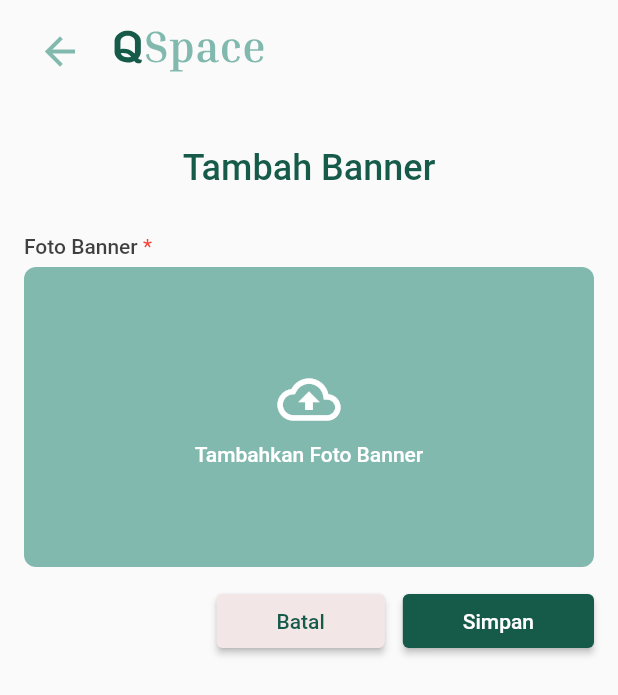
After one commit to superrexy/admin-cafe-mobile, a Flutter app: the BannerView screen opened by its route, after a tap on "Tambah Banner", on a phone screen of 412 x 824 dp. The commit adds this screen. Shown: the top 695 px of the screen. Run offline on Flutter 3.47's test engine with Material 2 defaults, Android fonts, the phone set to English and light mode, and no system bars; our stand-ins replace cached_network_image, carousel_slider, date_time_picker, dio, flutter_easyloading, flutter_svg and 5 more; missing offline and left inert: dart:ffi, flutter_date_pickers; accounts and stored records are empty; network calls fail.

Commit message:
feat: add banner on user dashboard

```diff
--- a/lib/app/common/values/app_images.dart
+++ b/lib/app/common/values/app_images.dart
@@ -9,6 +9,7 @@ abstract class AppImages {
   static const String icRuangan2 = 'assets/images/ic_ruangan-sidebar.png';
   static const String icRuangan = 'assets/images/ic_ruangan.png';
   static const String icTransaksi = 'assets/images/ic_transaksi-sidebar.png';
+  static const String icBanner = 'assets/images/ic_banner.png';
   static const String imgIceCream = 'assets/images/img_icecream.png';
   static const String imgUser = 'assets/images/img_user.png';
   static const String imgRoomMeeting = 'assets/images/img_room_meeting.png';
--- /dev/null
+++ b/lib/app/model/request/banner_request.dart
@@ -0,0 +1,8 @@
+import 'dart:io';
+
+class BannerRequest {
+  BannerRequest({
+    required this.image,
+  });
+  File? image;
+}
--- /dev/null
+++ b/lib/app/modules/banner/bindings/banner_binding.dart
@@ -0,0 +1,16 @@
+import 'package:admin_cafe_mobile/app/modules/banner/controllers/form_banner_controller.dart';
+import 'package:get/get.dart';
+
+import '../controllers/banner_controller.dart';
+
+class BannerBinding extends Bindings {
+  @override
+  void dependencies() {
+    Get.lazyPut<BannerController>(
+      () => BannerController(),
+    );
+    Get.lazyPut<FormBannerController>(
+      () => FormBannerController(),
+    );
+  }
+}
--- /dev/null
+++ b/lib/app/modules/banner/controllers/banner_controller.dart
@@ -0,0 +1,56 @@
+import 'package:flutter/material.dart';
+import 'package:get/get.dart';
+
+import '../../../data/api_client.dart';
+import '../../../data/banner_provider.dart';
+import '../../../model/response/banner_response.dart';
+
+class BannerController extends GetxController {
+  final BannerProvider _bannerProvider = BannerProvider(ApiClient.init());
+
+  final bannersData = <BannerData>[].obs;
+
+  Future<void> getBannersData() async {
+    try {
+      final response = await _bannerProvider.getBanners();
+      if (response != null) {
+        bannersData.assignAll(response);
+      }
+    } catch (e) {
+      Get.printError(info: e.toString());
+    }
+  }
+
+  Future<void> deleteBannerData(int bannerId) async {
+    try {
+      final response = await _bannerProvider.deleteBanner(bannerId);
+      if (response) {
+        await getBannersData();
+        Get.snackbar(
+          "Berhasil",
+          "Banner berhasil dihapus",
+          backgroundColor: Colors.green,
+          colorText: Colors.white,
+        );
+      }
+    } catch (e) {
+      Get.printError(info: e.toString());
+    }
+  }
+
+  @override
+  void onInit() {
+    super.onInit();
+  }
+
+  @override
+  void onReady() {
+    getBannersData();
+    super.onReady();
+  }
+
+  @override
+  void onClose() {
+    super.onClose();
+  }
+}
--- /dev/null
+++ b/lib/app/modules/banner/views/banner_view.dart
@@ -0,0 +1,109 @@
+import 'package:admin_cafe_mobile/app/common/values/app_colors.dart';
+import 'package:admin_cafe_mobile/app/common/values/styles/app_text_style.dart';
+import 'package:admin_cafe_mobile/app/modules/widgets/widgets.dart';
+import 'package:admin_cafe_mobile/app/routes/app_pages.dart';
+import 'package:flutter/material.dart';
+import 'package:get/get.dart';
+
+import '../controllers/banner_controller.dart';
+
+class BannerView extends GetView<BannerController> {
+  const BannerView({Key? key}) : super(key: key);
+  @override
+  Widget build(BuildContext context) {
+    return Scaffold(
+      body: SafeArea(
+        child: Container(
+          padding: const EdgeInsets.symmetric(horizontal: 16.0),
+          margin: const EdgeInsets.only(top: 10.0),
+          child: Column(
+            children: [
+              const AppBarCustom(),
+              const SizedBox(height: 20.0),
+              Text(
+                "Daftar Banner",
+                style: AppTextStyle.heading2.copyWith(
+                  color: AppColors.kPrimaryGreen2,
+                ),
+              ),
+              const SizedBox(height: 12.0),
+              SizedBox(
+                width: Get.width,
+                child: FormButton(
+                  onPressed: () => Get.toNamed(Routes.FORMBANNER),
+                  child: FittedBox(
+                    child: Text(
+                      "Tambah Banner",
+                      style: AppTextStyle.mediumStyle
+                          .copyWith(fontSize: 14, color: Colors.white),
+                    ),
+                  ),
+                ),
+              ),
+              const SizedBox(height: 20.0),
+              Expanded(
+                child: Obx(
+                  () => GridView.builder(
+                    gridDelegate:
+                        const SliverGridDelegateWithFixedCrossAxisCount(
+                            crossAxisCount: 2,
+                            crossAxisSpacing: 10.0,
+                            mainAxisSpacing: 10.0,
+                            childAspectRatio: 1.0),
+                    itemCount: controller.bannersData.length,
+                    itemBuilder: (context, index) => ClipRRect(
+                      borderRadius: BorderRadius.circular(12.0),
+                      child: Stack(
+                        children: [
+                          SizedBox(
+                            height: 200.0,
+                            width: 200.0,
+                            child: Image.network(
+                              controller.bannersData[index].image,
+                              fit: BoxFit.cover,
+                            ),
+                          ),
+                          Positioned(
+                            top: 0,
+                            right: 0,
+                            child: IconButton(
+                              onPressed: () {
+                                Get.dialog(AlertDialog(
+                                  title: const Text("Hapus Banner"),
+                                  content: const Text(
+                                      "Apakah anda yakin ingin menghapus banner ini?"),
+                                  actions: [
+                                    TextButton(
+                                      onPressed: () => Get.back(),
+                                      child: const Text("Batal"),
+                                    ),
+                                    TextButton(
+                                      onPressed: () {
+                                        controller.deleteBannerData(
+                                            controller.bannersData[index].id);
+                                        Get.back();
+                                      },
+                                      child: const Text("Hapus"),
+                                    ),
+                                  ],
+                                ));
+                              },
+                              icon: const Icon(
+                                Icons.delete,
+                                color: Colors.white,
+                              ),
+                            ),
+                          ),
+                        ],
+                      ),
+                    ),
+                  ),
+                ),
+              ),
+            ],
+          ),
+        ),
+      ),
+    );
+  }
+}
--- /dev/null
+++ b/lib/app/modules/banner/views/form_banner_view.dart
@@ -0,0 +1,90 @@
+import 'package:admin_cafe_mobile/app/common/values/app_colors.dart';
+import 'package:admin_cafe_mobile/app/common/values/styles/app_text_style.dart';
+import 'package:admin_cafe_mobile/app/modules/banner/controllers/form_banner_controller.dart';
+import 'package:admin_cafe_mobile/app/modules/widgets/form_input_file.dart';
+import 'package:admin_cafe_mobile/app/modules/widgets/widgets.dart';
+import 'package:flutter/material.dart';
+import 'package:get/get.dart';
+
+class FormBannerView extends GetView<FormBannerController> {
+  const FormBannerView({Key? key}) : super(key: key);
+  @override
+  Widget build(BuildContext context) {
+    return Scaffold(
+      body: SafeArea(
+        child: SingleChildScrollView(
+          child: Container(
+            padding:
+                const EdgeInsets.only(left: 16.0, right: 16.0, bottom: 32.0),
+            margin: const EdgeInsets.only(top: 10.0),
+            child: Column(
+              children: [
+                const AppBarCustom(),
+                const SizedBox(height: 40.0),
+                Text(
+                  "${controller.isUpdate ? "Edit" : "Tambah"} Banner",
+                  style: AppTextStyle.heading1.copyWith(
+                    color: AppColors.kPrimaryGreen2,
+                  ),
+                ),
+                const SizedBox(height: 30.0),
+                Form(
+                  child: Column(
+                    crossAxisAlignment: CrossAxisAlignment.start,
+                    children: [
+                      const FormLabel(
+                        label: "Foto Banner",
+                        isRequired: true,
+                      ),
+                      GetBuilder<FormBannerController>(
+                        init: FormBannerController(),
+                        initState: (_) {},
+                        builder: (_) {
+                          return FormInputFile(
+                            label: "Tambahkan Foto Banner",
+                            valueImage: controller.image,
+                            changeImage: () => controller.getImage(),
+                            resetImage: () => controller.resetImage(),
+                            fromInternet: controller.isImageFromInternet,
+                            imageUrl: controller.imageUrl,
+                          );
+                        },
+                      ),
+                      const SizedBox(height: 12.0),
+                      Row(
+                        mainAxisAlignment: MainAxisAlignment.end,
+                        crossAxisAlignment: CrossAxisAlignment.center,
+                        children: [
+                          FormButton(
+                            type: FormButtonType.danger,
+                            onPressed: () => Get.back(),
+                            child: Text(
+                              "Batal",
+                              style: AppTextStyle.mediumStyle.copyWith(
+                                color: AppColors.kPrimaryGreen2,
+                              ),
+                            ),
+                          ),
+                          const SizedBox(width: 12.0),
+                          FormButton(
+                            onPressed: () => controller.onSubmit(),
+                            child: Text(
+                              "Simpan",
+                              style: AppTextStyle.mediumStyle.copyWith(
+                                color: Colors.white,
+                              ),
+                            ),
+                          )
+                        ],
+                      )
+                    ],
+                  ),
+                ),
+              ],
+            ),
+          ),
+        ),
+      ),
+    );
+  }
+}
--- a/lib/app/modules/splash_screen/bindings/splash_screen_binding.dart
+++ b/lib/app/modules/splash_screen/bindings/splash_screen_binding.dart
@@ -1,4 +1,3 @@
-import 'package:admin_cafe_mobile/app/modules/dashboard/controllers/dashboard_controller.dart';
 import 'package:get/get.dart';
 
 import '../controllers/splash_screen_controller.dart';
@@ -6,7 +5,6 @@ import '../controllers/splash_screen_controller.dart';
 class SplashScreenBinding extends Bindings {
   @override
   void dependencies() {
-    Get.put(DashboardController());
     Get.put(SplashScreenController());
   }
 }
--- a/lib/app/modules/widgets/sidebar.dart
+++ b/lib/app/modules/widgets/sidebar.dart
@@ -76,6 +76,12 @@ class Sidebar extends StatelessWidget {
             onTap: () => Get.toNamed(Routes.TRANSACTION),
           ),
           SidebarItem(
+            isVisible: user.role == "admin" ? true : false,
+            imagePath: AppImages.icBanner,
+            title: "Banner",
+            onTap: () => Get.toNamed(Routes.BANNER),
+          ),
+          SidebarItem(
             imagePath: AppImages.icLogout,
             title: "Keluar",
             onTap: () {
--- a/lib/app/routes/app_pages.dart
+++ b/lib/app/routes/app_pages.dart
@@ -1,3 +1,6 @@
+import 'package:admin_cafe_mobile/app/modules/banner/bindings/banner_binding.dart';
+import 'package:admin_cafe_mobile/app/modules/banner/views/banner_view.dart';
+import 'package:admin_cafe_mobile/app/modules/banner/views/form_banner_view.dart';
 import 'package:admin_cafe_mobile/app/modules/dashboard/views/dashboard_user_view.dart';
 import 'package:admin_cafe_mobile/app/modules/reset_password/views/change_password_reset_view.dart';
 import 'package:admin_cafe_mobile/app/modules/reset_password/views/verify_token_password_reset_view.dart';
@@ -73,6 +76,16 @@ class AppPages {
       binding: RoomBinding(),
     ),
     GetPage(
+      name: _Paths.BANNER,
+      page: () => const BannerView(),
+      binding: BannerBinding(),
+    ),
+    GetPage(
+      name: _Paths.FORMBANNER,
+      page: () => const FormBannerView(),
+      binding: BannerBinding(),
+    ),
+    GetPage(
       name: _Paths.FORMROOM,
       page: () => const FormRoomView(),
       binding: RoomBinding(),
--- a/lib/app/routes/app_routes.dart
+++ b/lib/app/routes/app_routes.dart
@@ -10,6 +10,8 @@ abstract class Routes {
   static const DASHBOARD_USER = _Paths.DASHBOARD_USER;
   static const PROFILE = _Paths.PROFILE;
   static const ROOM = _Paths.ROOM;
+  static const BANNER = _Paths.BANNER;
+  static const FORMBANNER = _Paths.FORMBANNER;
   static const FORMROOM = _Paths.FORMROOM;
   static const FOODNDRINK = _Paths.FOODNDRINK;
   static const FORMFOODNDRINK = _Paths.FORMFOODNDRINK;
@@ -31,6 +33,8 @@ abstract class _Paths {
   static const DASHBOARD_USER = '/dashboard/user';
   static const PROFILE = '/profile';
   static const ROOM = '/room';
+  static const BANNER = '/banner';
+  static const FORMBANNER = '/banner/form';
   static const FORMROOM = '/room/form';
   static const FOODNDRINK = '/foodndrink';
   static const FORMFOODNDRINK = '/foodndrink/form';
--- a/pubspec.yaml
+++ b/pubspec.yaml
@@ -7,6 +7,7 @@ environment:
 
 dependencies:
   cached_network_image: ^3.2.3
+  carousel_slider: ^4.2.1
   cupertino_icons: ^1.0.2
   date_time_picker: ^2.1.0
   dio: ^4.0.6
```
Also changed, not shown: lib/app/data/banner_provider.dart (added, +123 -0 lines), lib/app/model/response/banner_response.dart (added, +61 -0 lines), lib/app/modules/banner/controllers/form_banner_controller.dart (added, +144 -0 lines), lib/app/modules/dashboard/controllers/dashboard_controller.dart (+19 -5 lines), lib/app/modules/dashboard/views/dashboard_user_view.dart (+29 -0 lines), lib/app/modules/splash_screen/controllers/splash_screen_controller.dart (+37 -6 lines), assets/images/ic_banner.png (added), pubspec.lock, 1 other file.
